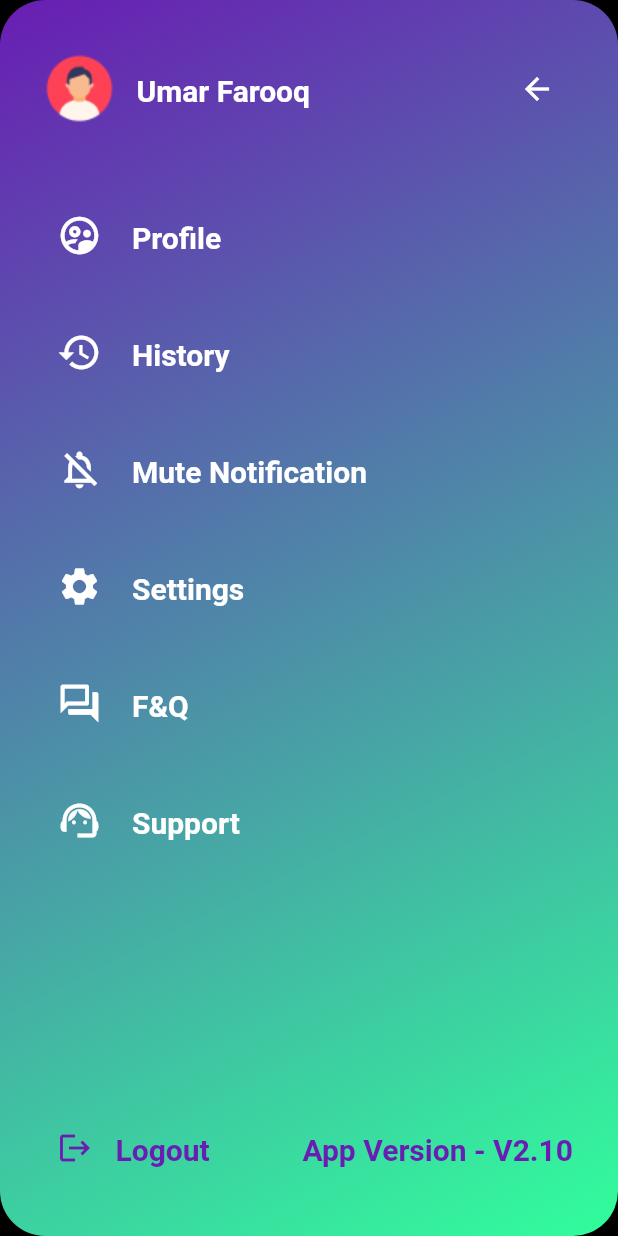
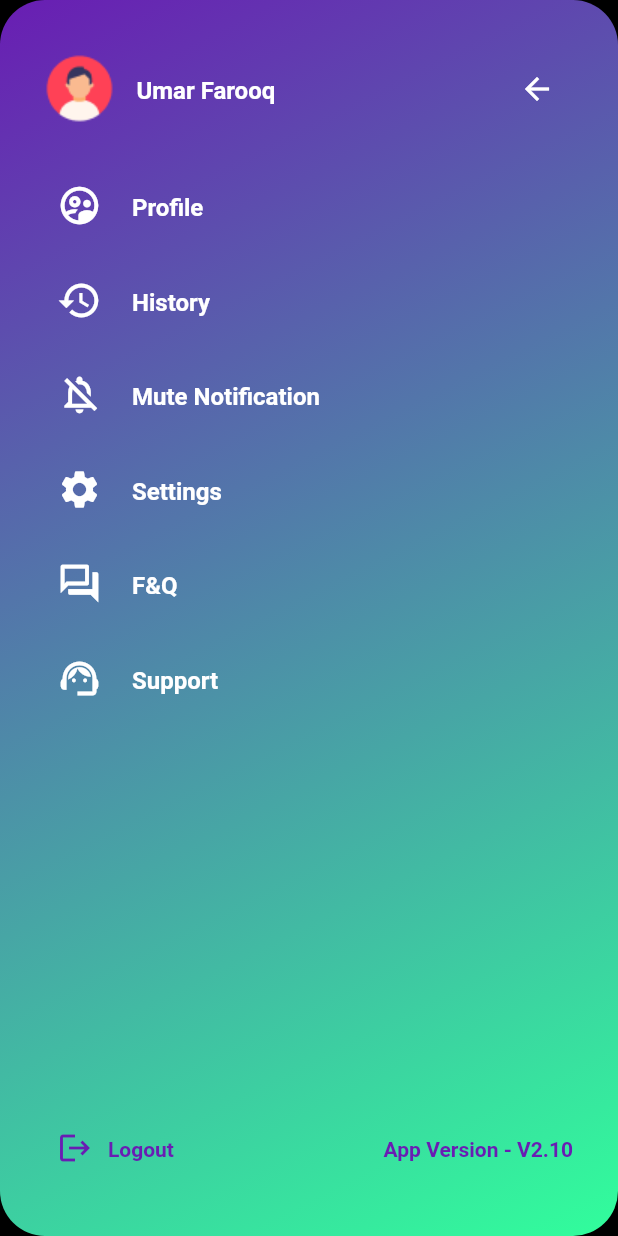
Before and after one commit to Mahrukh288/dear_god_book_shop, a Flutter app: the screen it shows after launch, after a tap on "Umar Farooq", on a phone screen of 412 x 824 dp. Run offline on Flutter 3.47's test engine with Material 2 defaults, Android fonts, the phone set to English and light mode, and no system bars; Roboto replaces fonts that are missing (Poppins).

Commit message:
bugs fixed

```diff
--- a/lib/app_theme/app_theme.dart
+++ b/lib/app_theme/app_theme.dart
@@ -94,7 +94,7 @@ class AppTheme {
     return baseStyle?.copyWith(
         color: textColor,
         fontWeight: FontWeight.w600,
-        fontSize: 20,
+        fontSize: 16,
         height: 1.5,
         //letterSpacing: 1.2,
         fontFamily: 'Poppins');
--- a/lib/job_task/home/componants/app_foot.dart
+++ b/lib/job_task/home/componants/app_foot.dart
@@ -9,7 +9,7 @@ class AppFoot extends StatelessWidget {
   @override
   Widget build(BuildContext context) {
     return Container(
-      height: 70,
+      height: 75,
       decoration: const BoxDecoration(
           color: secondaryColor,
           borderRadius: BorderRadius.only(
--- a/lib/job_task/home/componants/app_head.dart
+++ b/lib/job_task/home/componants/app_head.dart
@@ -10,7 +10,7 @@ class AppHeader extends StatelessWidget {
   @override
   Widget build(BuildContext context) {
     return Container(
-      height: 200,
+      height: 250,
       decoration: const BoxDecoration(
         color: primaryColor,
         borderRadius: BorderRadius.only(
@@ -24,7 +24,7 @@ class AppHeader extends StatelessWidget {
         child: Column(
           crossAxisAlignment: CrossAxisAlignment.start,
           children: [
-            Image.asset('images/menu.png'),
+            Image.asset('images/Menu.png'),
             const SizedBox(
               height: 10,
             ),
--- a/lib/job_task/profile/componants/profile_foot.dart
+++ b/lib/job_task/profile/componants/profile_foot.dart
@@ -18,13 +18,11 @@ class ProfileFoot extends StatelessWidget {
                   Icons.logout,
                   color: primaryColor,
                 ),
-                SizedBox(width: 15),
+                SizedBox(width: 10),
                 Text(
                   'Logout',
-                  style: Theme.of(context)
-                      .textTheme
-                      .bodyLarge
-                      ?.copyWith(color: primaryColor),
+                  style: Theme.of(context).textTheme.bodySmall?.copyWith(
+                      color: primaryColor, fontWeight: FontWeight.w600),
                 )
               ],
             )),
@@ -32,8 +30,8 @@ class ProfileFoot extends StatelessWidget {
           'App Version - V2.10',
           style: Theme.of(context)
               .textTheme
-              .bodyLarge
-              ?.copyWith(color: primaryColor),
+              .bodySmall
+              ?.copyWith(color: primaryColor, fontWeight: FontWeight.w600),
         )
       ],
     );
--- a/lib/job_task/profile/componants/profile_tile.dart
+++ b/lib/job_task/profile/componants/profile_tile.dart
@@ -16,31 +16,31 @@ class ProfileTile extends StatelessWidget {
           text: 'Profile',
           isHome: false,
         ),
-        SizedBox(height: 30),
+        SizedBox(height: 15),
         TileDes(
           icon: Icons.history,
           text: 'History',
           isHome: false,
         ),
-        SizedBox(height: 30),
+        SizedBox(height: 15),
         TileDes(
           icon: Icons.notifications_off_outlined,
           text: 'Mute Notification',
           isHome: false,
         ),
-        SizedBox(height: 30),
+        SizedBox(height: 15),
         TileDes(
           icon: Icons.settings,
           text: 'Settings',
           isHome: false,
         ),
-        SizedBox(height: 30),
+        SizedBox(height: 15),
         TileDes(
           icon: Icons.question_answer_outlined,
           text: 'F&Q',
           isHome: false,
         ),
-        SizedBox(height: 30),
+        SizedBox(height: 15),
         TileDes(
           icon: Icons.support_agent,
           text: 'Support',
--- a/lib/job_task/profile/componants/tile_des.dart
+++ b/lib/job_task/profile/componants/tile_des.dart
@@ -19,12 +19,12 @@ class TileDes extends StatelessWidget {
           Icon(
             icon,
             color: Colors.white,
-            size: 30,
+            size: isHome ? 25 : 30,
           ),
           const SizedBox(width: 20),
           Text(text,
               style: Theme.of(context).textTheme.bodyLarge?.copyWith(
-                  fontSize: isHome ? 16 : 20,
+                  fontSize: isHome ? 12 : 16,
                   fontWeight: isHome ? FontWeight.w400 : FontWeight.w600))
         ],
       ),
--- a/lib/job_task/profile/profile.dart
+++ b/lib/job_task/profile/profile.dart
@@ -29,7 +29,7 @@ class Profile extends StatelessWidget {
               Column(
                 children: [
                   ProfileHead(),
-                  SizedBox(height: 50),
+                  SizedBox(height: 30),
                   ProfileTile(),
                 ],
               ),
--- a/lib/main.dart
+++ b/lib/main.dart
@@ -19,7 +19,7 @@ class MyApp extends StatelessWidget {
       theme: AppTheme().lightTheme,
       home: const Scaffold(
         backgroundColor: Colors.black,
-        body: Home(),
+        body: SafeArea(child: Home()),
         bottomNavigationBar: AppFoot(),
       ),
     );
--- a/pubspec.yaml
+++ b/pubspec.yaml
@@ -52,10 +52,7 @@ dev_dependencies:
 
 # The following section is specific to Flutter packages.
 flutter:
-  fonts:
-    - family: Satisfy
-      fonts:
-        - asset: app_fonts/Satisfy-Regular.ttf
+
 
   assets:
     - images/
```
